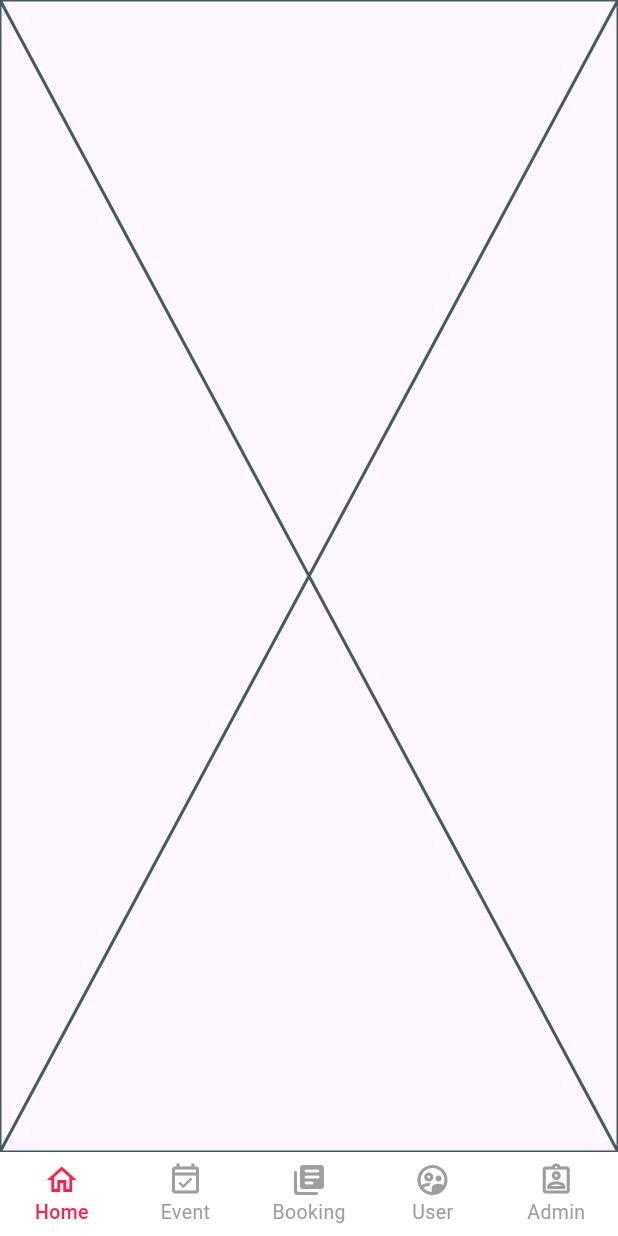
After one commit to saadbhati1002/CampusFEST-Admin, a Flutter app: the DashBoardScreen screen opened directly, on a phone screen of 412 x 824 dp. The commit adds this screen. Run offline on Flutter 3.47's test engine with Material 3 defaults, Android fonts, the phone set to English and light mode, and no system bars; our stand-ins replace cloud_firestore, dio, firebase_auth, firebase_core, firebase_messaging, flutter_local_notifications and 9 more; missing offline and left inert: barcode_scan2; accounts and stored records are empty; Roboto replaces fonts that are missing (Gilroy_Medium).

Commit message:
feat: dashboard screen integration

```diff
--- a/lib/main.dart
+++ b/lib/main.dart
@@ -1,6 +1,7 @@
 // ignore_for_file: prefer_const_constructors, avoid_print
 
 import 'dart:convert';
+import 'package:event/screens/splash/splash_screen.dart';
 import 'package:firebase_core/firebase_core.dart';
 import 'package:firebase_messaging/firebase_messaging.dart';
 import 'package:flutter/foundation.dart';
@@ -8,10 +9,6 @@ import 'package:flutter/material.dart';
 import 'package:flutter_local_notifications/flutter_local_notifications.dart';
 import 'package:get/get.dart';
 import 'package:get_storage/get_storage.dart';
-import 'package:event/home_page.dart';
-import 'package:event/api/Data_save.dart';
-
-import 'package:event/screens/auth/login/login.dart';
 
 void main() async {
   await GetStorage.init();
@@ -35,11 +32,7 @@ class BoardingScreen extends StatelessWidget {
     return GetMaterialApp(
         title: "CumpusFEST Admin",
         debugShowCheckedModeBanner: false,
-        home: getData.read("Firstuser") != true
-            ? getData.read("Remember") != true
-                ? LoginScreen()
-                : ScanPage()
-            : null);
+        home: SplashScreen());
   }
 }
 
--- a/lib/screens/dashboard/dashboard_screen.dart
+++ b/lib/screens/dashboard/dashboard_screen.dart
@@ -1,3 +1,5 @@
+import 'package:event/screens/home/home_screen.dart';
+import 'package:event/utils/Colors.dart';
 import 'package:flutter/material.dart';
 
 class DashBoardScreen extends StatefulWidget {
@@ -8,8 +10,102 @@ class DashBoardScreen extends StatefulWidget {
 }
 
 class _DashBoardScreenState extends State<DashBoardScreen> {
+  late int lastTimeBackButtonWasTapped;
+  static const exitTimeInMills = 2000;
+  int _selectedIndex = 0;
+  final _pageOption = [
+    const HomeScreen(),
+    // const SearchPage(),
+    // const TicketStatusPage(),
+    // const Bookmark(),
+    // const Profile(""),
+  ];
   @override
   Widget build(BuildContext context) {
-    return const Placeholder();
+    return WillPopScope(
+      onWillPop: _handleWillPop,
+      child: Scaffold(
+          bottomNavigationBar: BottomNavigationBar(
+              type: BottomNavigationBarType.fixed,
+              unselectedItemColor: AppColors.greyColor,
+              backgroundColor: AppColors.whiteColor,
+              selectedLabelStyle: const TextStyle(
+                fontFamily: 'Gilroy_Medium',
+                fontWeight: FontWeight.w500,
+              ),
+              fixedColor: AppColors.buttonColor,
+              unselectedFontSize: 13,
+              selectedFontSize: 13,
+              unselectedLabelStyle:
+                  const TextStyle(fontFamily: 'Gilroy_Medium'),
+              currentIndex: _selectedIndex,
+              showSelectedLabels: true,
+              showUnselectedLabels: true,
+              items: [
+                BottomNavigationBarItem(
+                    icon: Icon(
+                      Icons.home_outlined,
+                      color: _selectedIndex == 0
+                          ? AppColors.buttonColor
+                          : AppColors.greyColor,
+                      // height: MediaQuery.of(context).size.height / 35
+                    ),
+                    label: 'Home'),
+                BottomNavigationBarItem(
+                    icon: Icon(
+                      Icons.event_available_outlined,
+                      color: _selectedIndex == 1
+                          ? AppColors.buttonColor
+                          : AppColors.greyColor,
+                      // height: MediaQuery.of(context).size.height / 33,
+                    ),
+                    label: 'Event'),
+                BottomNavigationBarItem(
+                    icon: Icon(
+                      Icons.library_books_rounded,
+                      color: _selectedIndex == 2
+                          ? AppColors.buttonColor
+                          : AppColors.greyColor,
+                      // height: MediaQuery.of(context).size.height / 35,
+                    ),
+                    label: 'Booking'),
+                BottomNavigationBarItem(
+                  icon: Icon(
+                    Icons.supervised_user_circle_outlined,
+                    color: _selectedIndex == 3
+                        ? AppColors.buttonColor
+                        : AppColors.greyColor,
+                    // height: MediaQuery.of(context).size.height / 35,
+                  ),
+                  label: 'User',
+                ),
+                BottomNavigationBarItem(
+                  icon: Icon(
+                    Icons.assignment_ind_outlined,
+                    color: _selectedIndex == 4
+                        ? AppColors.buttonColor
+                        : AppColors.greyColor,
+                    // height: MediaQuery.of(context).size.height / 35,
+                  ),
+                  label: 'Admin',
+                ),
+              ],
+              onTap: (index) {
+                setState(() {});
+                _selectedIndex = index;
+              }),
+          body: _pageOption[_selectedIndex]),
+    );
+  }
+
+  Future<bool> _handleWillPop() async {
+    final currentTime = DateTime.now().millisecondsSinceEpoch;
+
+    if ((currentTime - lastTimeBackButtonWasTapped) < exitTimeInMills) {
+      return true;
+    } else {
+      lastTimeBackButtonWasTapped = DateTime.now().millisecondsSinceEpoch;
+      return false;
+    }
   }
 }
--- /dev/null
+++ b/lib/screens/home/home_screen.dart
@@ -0,0 +1,15 @@
+import 'package:flutter/material.dart';
+
+class HomeScreen extends StatefulWidget {
+  const HomeScreen({super.key});
+
+  @override
+  State<HomeScreen> createState() => _HomeScreenState();
+}
+
+class _HomeScreenState extends State<HomeScreen> {
+  @override
+  Widget build(BuildContext context) {
+    return const Placeholder();
+  }
+}
```
